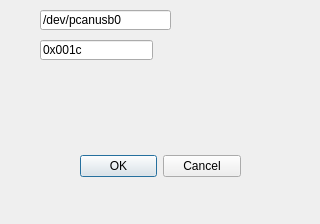
First picture: the form in DevDialog.ui, repository RauchendeKanonen/qcanobserver, before the edit.
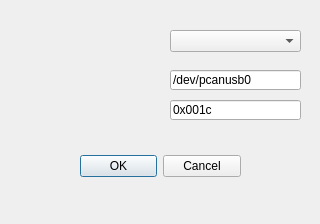
Second picture: the form after the edit. Custom widgets are drawn as their Qt base class.

Commit message: Rewrote canruleset, splittet it into cansignal and cansignalcollection cleaned up added dynamic loading of the can interface

Diff of the .ui file:
```diff
--- a/DevDialog.ui
+++ b/DevDialog.ui
@@ -32,8 +32,8 @@
   <widget class="QLineEdit" name="lineEdit">
    <property name="geometry">
     <rect>
-     <x>40</x>
-     <y>10</y>
+     <x>170</x>
+     <y>70</y>
      <width>131</width>
      <height>20</height>
     </rect>
@@ -45,9 +45,9 @@
   <widget class="QLineEdit" name="lEBaudRate">
    <property name="geometry">
     <rect>
-     <x>40</x>
-     <y>40</y>
-     <width>113</width>
+     <x>170</x>
+     <y>100</y>
+     <width>131</width>
      <height>20</height>
     </rect>
    </property>
@@ -55,7 +55,54 @@
     <string>0x001c</string>
    </property>
   </widget>
+  <widget class="QComboBox" name="comboBox">
+   <property name="geometry">
+    <rect>
+     <x>170</x>
+     <y>30</y>
+     <width>131</width>
+     <height>22</height>
+    </rect>
+   </property>
+  </widget>
+  <widget class="QwtTextLabel" name="TextLabelInterface">
+   <property name="geometry">
+    <rect>
+     <x>40</x>
+     <y>30</y>
+     <width>100</width>
+     <height>16</height>
+    </rect>
+   </property>
+  </widget>
+  <widget class="QwtTextLabel" name="TextLabelPath">
+   <property name="geometry">
+    <rect>
+     <x>40</x>
+     <y>70</y>
+     <width>100</width>
+     <height>16</height>
+    </rect>
+   </property>
+  </widget>
+  <widget class="QwtTextLabel" name="TextLabelBaud">
+   <property name="geometry">
+    <rect>
+     <x>40</x>
+     <y>100</y>
+     <width>100</width>
+     <height>16</height>
+    </rect>
+   </property>
+  </widget>
  </widget>
+ <customwidgets>
+  <customwidget>
+   <class>QwtTextLabel</class>
+   <extends>QFrame</extends>
+   <header>qwt_text_label.h</header>
+  </customwidget>
+ </customwidgets>
  <resources/>
  <connections>
   <connection>
```
The commit also changes 28 other files.
